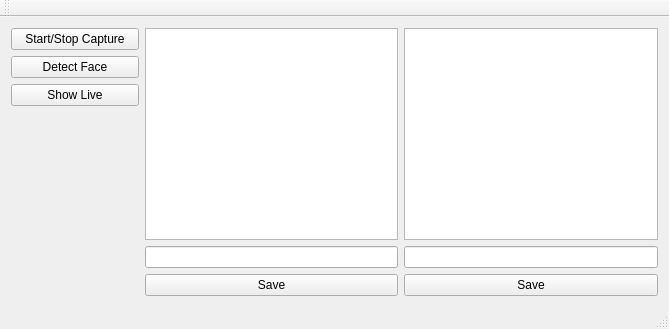
First picture: the form in mainwindow.ui, repository maheshmhegade/face, before the edit.
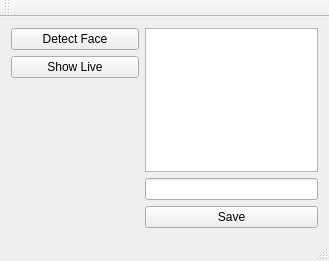
Second picture: the form after the edit.

Patch:
```diff
--- a/mainwindow.ui
+++ b/mainwindow.ui
@@ -6,8 +6,8 @@
    <rect>
     <x>0</x>
     <y>0</y>
-    <width>669</width>
-    <height>329</height>
+    <width>329</width>
+    <height>261</height>
    </rect>
   </property>
   <property name="windowTitle">
@@ -21,13 +21,6 @@
        <layout class="QVBoxLayout" name="verticalLayout_2">
         <item>
          <layout class="QVBoxLayout" name="controlLO">
-          <item>
-           <widget class="QPushButton" name="capturePB">
-            <property name="text">
-             <string>Start/Stop Capture</string>
-            </property>
-           </widget>
-          </item>
           <item>
            <widget class="QPushButton" name="faceDetectPB">
             <property name="text">
@@ -78,23 +71,6 @@
           </item>
          </layout>
         </item>
-        <item>
-         <layout class="QVBoxLayout" name="faceTwoLO">
-          <item>
-           <widget class="QGraphicsView" name="faceTwoGV"/>
-          </item>
-          <item>
-           <widget class="QLineEdit" name="faceTwoLE"/>
-          </item>
-          <item>
-           <widget class="QPushButton" name="saveFaceTwoPB">
-            <property name="text">
-             <string>Save</string>
-            </property>
-           </widget>
-          </item>
-         </layout>
-        </item>
        </layout>
       </item>
      </layout>
```
Left out of the diff: 2 changed lines with no effect on the pictures.
